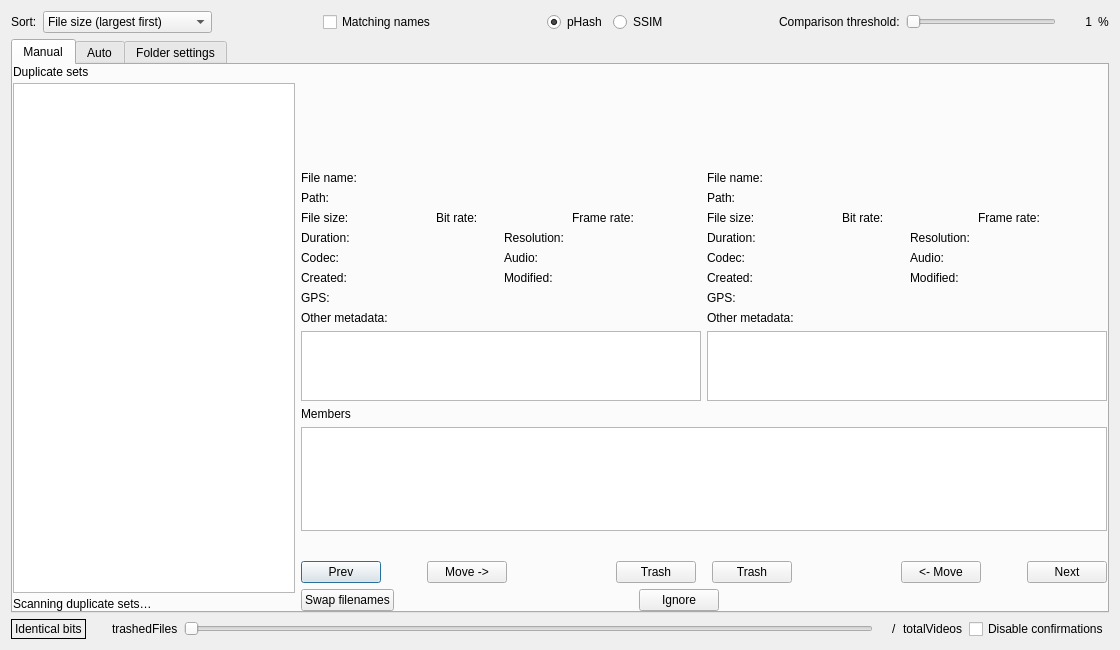
The window that QtProject/app/comparison/comparison.ui (theophanemayaud/video-simili-duplicate-cleaner) describes before a commit, drawn with Qt 5.
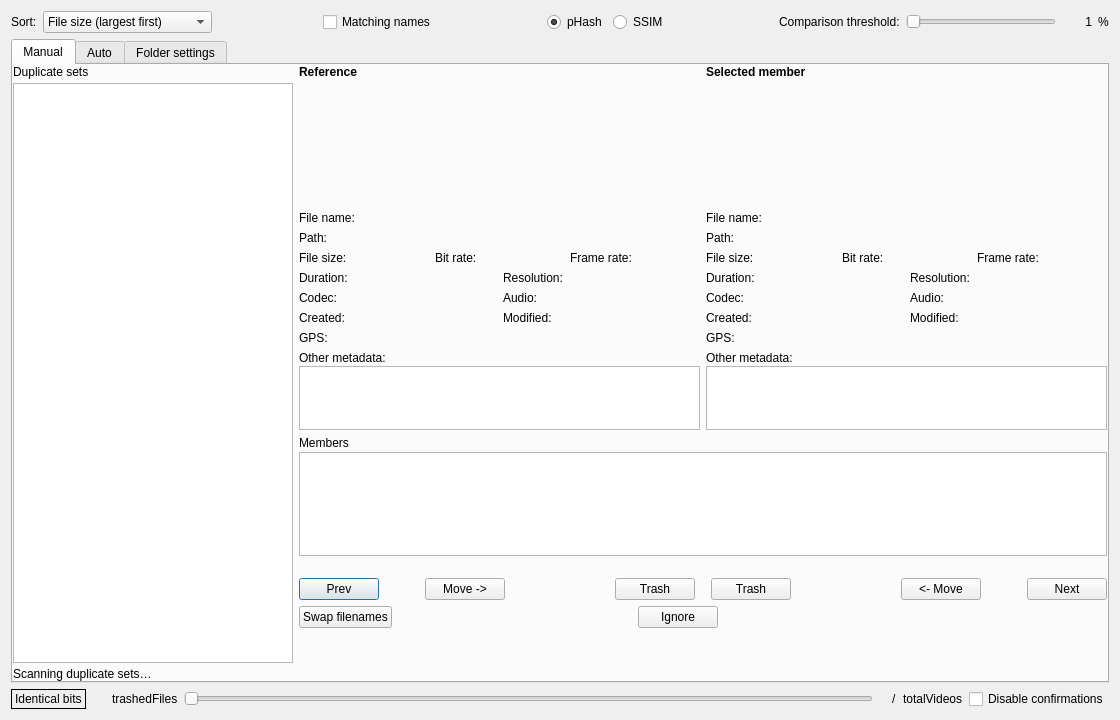
The same window after the commit. Custom widgets are drawn as their Qt base class.

Commit message: fix(comparison): polish duplicate set browser layout

```diff
--- a/QtProject/app/comparison/comparison.ui
+++ b/QtProject/app/comparison/comparison.ui
@@ -13,7 +13,7 @@
   <property name="minimumSize">
    <size>
     <width>1120</width>
-    <height>650</height>
+    <height>720</height>
    </size>
   </property>
   <property name="windowTitle">
@@ -220,11 +220,20 @@
        </property>
        <item>
         <layout class="QVBoxLayout" name="duplicateSetsLayout">
+         <property name="sizeConstraint">
+          <enum>QLayout::SizeConstraint::SetMaximumSize</enum>
+         </property>
          <property name="spacing">
           <number>4</number>
          </property>
          <item>
           <widget class="QLabel" name="duplicateSetsTitle">
+           <property name="maximumSize">
+            <size>
+             <width>280</width>
+             <height>16777215</height>
+            </size>
+           </property>
            <property name="text">
             <string>Duplicate sets</string>
            </property>
@@ -234,10 +243,16 @@
           <widget class="QListWidget" name="duplicateSets">
            <property name="minimumSize">
             <size>
-             <width>210</width>
+             <width>240</width>
              <height>0</height>
             </size>
            </property>
+           <property name="maximumSize">
+            <size>
+             <width>280</width>
+             <height>16777215</height>
+            </size>
+           </property>
            <property name="alternatingRowColors">
             <bool>true</bool>
            </property>
@@ -251,6 +266,12 @@
          </item>
          <item>
           <widget class="QLabel" name="duplicateSetsStatus">
+           <property name="maximumSize">
+            <size>
+             <width>280</width>
+             <height>16777215</height>
+            </size>
+           </property>
            <property name="wordWrap">
             <bool>true</bool>
            </property>
@@ -279,10 +300,22 @@
              <property name="bottomMargin">
               <number>0</number>
              </property>
+             <item>
+              <widget class="QLabel" name="leftPaneTitle">
+               <property name="font">
+                <font>
+                 <bold>true</bold>
+                </font>
+               </property>
+               <property name="text">
+                <string>Reference</string>
+               </property>
+              </widget>
+             </item>
              <item>
               <widget class="ClickableLabel" name="leftImage" native="true">
                <property name="sizePolicy">
-                <sizepolicy hsizetype="Preferred" vsizetype="MinimumExpanding">
+                <sizepolicy hsizetype="Preferred" vsizetype="Fixed">
                  <horstretch>0</horstretch>
                  <verstretch>0</verstretch>
                 </sizepolicy>
@@ -290,7 +323,13 @@
                <property name="minimumSize">
                 <size>
                  <width>400</width>
-                 <height>100</height>
+                 <height>120</height>
+                </size>
+               </property>
+               <property name="maximumSize">
+                <size>
+                 <width>16777215</width>
+                 <height>120</height>
                 </size>
                </property>
                <property name="toolTip">
@@ -714,7 +753,7 @@
                <item>
                 <widget class="QTextEdit" name="textEdit_leftMetadata">
                  <property name="sizePolicy">
-                  <sizepolicy hsizetype="Expanding" vsizetype="MinimumExpanding">
+                  <sizepolicy hsizetype="Expanding" vsizetype="Fixed">
                    <horstretch>0</horstretch>
                    <verstretch>0</verstretch>
                   </sizepolicy>
@@ -722,13 +761,13 @@
                  <property name="minimumSize">
                   <size>
                    <width>0</width>
-                   <height>70</height>
+                   <height>64</height>
                   </size>
                  </property>
                  <property name="maximumSize">
                   <size>
                    <width>16777215</width>
-                   <height>60</height>
+                   <height>64</height>
                   </size>
                  </property>
                  <property name="readOnly">
@@ -745,10 +784,22 @@
              <property name="bottomMargin">
               <number>0</number>
              </property>
+             <item>
+              <widget class="QLabel" name="rightPaneTitle">
+               <property name="font">
+                <font>
+                 <bold>true</bold>
+                </font>
+               </property>
+               <property name="text">
+                <string>Selected member</string>
+               </property>
+              </widget>
+             </item>
              <item>
               <widget class="ClickableLabel" name="rightImage" native="true">
                <property name="sizePolicy">
-                <sizepolicy hsizetype="Preferred" vsizetype="MinimumExpanding">
+                <sizepolicy hsizetype="Preferred" vsizetype="Fixed">
                  <horstretch>0</horstretch>
                  <verstretch>0</verstretch>
                 </sizepolicy>
@@ -756,7 +807,13 @@
                <property name="minimumSize">
                 <size>
                  <width>400</width>
-                 <height>100</height>
+                 <height>120</height>
+                </size>
+               </property>
+               <property name="maximumSize">
+                <size>
+                 <width>16777215</width>
+                 <height>120</height>
                 </size>
                </property>
                <property name="toolTip">
@@ -1174,7 +1231,7 @@
                <item>
                 <widget class="QTextEdit" name="textEdit_rightMetadata">
                  <property name="sizePolicy">
-                  <sizepolicy hsizetype="Expanding" vsizetype="MinimumExpanding">
+                  <sizepolicy hsizetype="Expanding" vsizetype="Fixed">
                    <horstretch>0</horstretch>
                    <verstretch>0</verstretch>
                   </sizepolicy>
@@ -1182,13 +1239,13 @@
                  <property name="minimumSize">
                   <size>
                    <width>0</width>
-                   <height>70</height>
+                   <height>64</height>
                   </size>
                  </property>
                  <property name="maximumSize">
                   <size>
                    <width>16777215</width>
-                   <height>60</height>
+                   <height>64</height>
                   </size>
                  </property>
                  <property name="readOnly">
@@ -1222,6 +1279,9 @@
              <property name="wrapping">
               <bool>false</bool>
              </property>
+             <property name="wordWrap">
+              <bool>false</bool>
+             </property>
              <property name="resizeMode">
               <enum>QListView::ResizeMode::Adjust</enum>
              </property>
@@ -1234,6 +1294,12 @@
                <height>54</height>
               </size>
              </property>
+             <property name="gridSize">
+              <size>
+               <width>190</width>
+               <height>82</height>
+              </size>
+             </property>
              <property name="maximumSize">
               <size>
                <width>16777215</width>
@@ -1473,6 +1539,22 @@
            </item>
           </layout>
          </item>
+         <item>
+          <spacer name="verticalSpacer_manualContent">
+           <property name="orientation">
+            <enum>Qt::Orientation::Vertical</enum>
+           </property>
+           <property name="sizeType">
+            <enum>QSizePolicy::Policy::Expanding</enum>
+           </property>
+           <property name="sizeHint" stdset="0">
+            <size>
+             <width>20</width>
+             <height>20</height>
+            </size>
+           </property>
+          </spacer>
+         </item>
         </layout>
        </item>
       </layout>
```
The commit also changes 3 other files.
